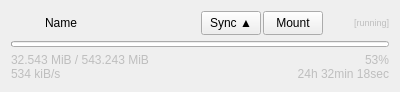
The window that view/JobWidget.ui (duri93/OneRClone) describes before a commit, drawn with Qt 5.
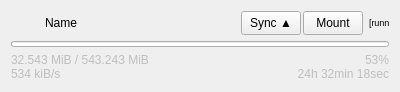
The same window after the commit. Icons and pictures are not drawn.

```diff
--- a/view/JobWidget.ui
+++ b/view/JobWidget.ui
@@ -10,6 +10,12 @@
     <height>82</height>
    </rect>
   </property>
+  <property name="sizePolicy">
+   <sizepolicy hsizetype="Minimum" vsizetype="Preferred">
+    <horstretch>1</horstretch>
+    <verstretch>0</verstretch>
+   </sizepolicy>
+  </property>
   <property name="windowTitle">
    <string>Form</string>
   </property>
@@ -79,24 +85,14 @@
        </property>
       </widget>
      </item>
-     <item>
-      <spacer name="horizontalSpacer_3">
-       <property name="orientation">
-        <enum>Qt::Orientation::Horizontal</enum>
-       </property>
-       <property name="sizeType">
-        <enum>QSizePolicy::Policy::Fixed</enum>
-       </property>
-       <property name="sizeHint" stdset="0">
-        <size>
-         <width>8</width>
-         <height>20</height>
-        </size>
-       </property>
-      </spacer>
-     </item>
      <item>
       <widget class="QPushButton" name="button1">
+       <property name="sizePolicy">
+        <sizepolicy hsizetype="Fixed" vsizetype="Fixed">
+         <horstretch>0</horstretch>
+         <verstretch>0</verstretch>
+        </sizepolicy>
+       </property>
        <property name="minimumSize">
         <size>
          <width>60</width>
@@ -116,6 +112,12 @@
      </item>
      <item>
       <widget class="QPushButton" name="button2">
+       <property name="sizePolicy">
+        <sizepolicy hsizetype="Fixed" vsizetype="Fixed">
+         <horstretch>0</horstretch>
+         <verstretch>0</verstretch>
+        </sizepolicy>
+       </property>
        <property name="minimumSize">
         <size>
          <width>60</width>
@@ -152,24 +154,24 @@
      <item>
       <widget class="QLabel" name="status">
        <property name="enabled">
-        <bool>false</bool>
+        <bool>true</bool>
        </property>
        <property name="sizePolicy">
-        <sizepolicy hsizetype="Fixed" vsizetype="Preferred">
+        <sizepolicy hsizetype="Fixed" vsizetype="Fixed">
          <horstretch>0</horstretch>
          <verstretch>0</verstretch>
         </sizepolicy>
        </property>
        <property name="minimumSize">
         <size>
-         <width>60</width>
-         <height>0</height>
+         <width>20</width>
+         <height>20</height>
         </size>
        </property>
        <property name="maximumSize">
         <size>
-         <width>60</width>
-         <height>16777215</height>
+         <width>20</width>
+         <height>20</height>
         </size>
        </property>
        <property name="baseSize">
```
Left out of the diff: 10 changed lines with no effect on the pictures.
